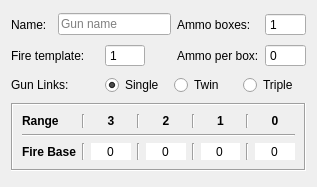
wchamilton/CEManeuverLog, file editor/GunEditorTab.ui: the form before one commit.
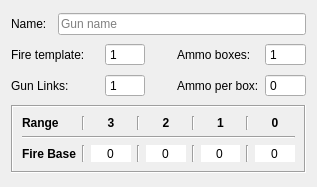
The form after the commit.

Commit message: Added a new container to house the actions for each crew. As a result, the tab widget that contained the crew guns has been repurposed to display a tab for each crew and in those tabs, the new action widget is used. Additionally bomb controls are now general turn settings like altitude and maneuver. The creator now doesn't have a link limit and instead just has an input for total links. I should probably change the dropdown entry to just have the gun name to support this.

What changed in the file:
```diff
--- a/editor/GunEditorTab.ui
+++ b/editor/GunEditorTab.ui
@@ -21,33 +21,6 @@
      </property>
     </widget>
    </item>
-   <item row="0" column="1" colspan="3">
-    <widget class="QLineEdit" name="gun_name">
-     <property name="placeholderText">
-      <string>Gun name</string>
-     </property>
-    </widget>
-   </item>
-   <item row="0" column="4">
-    <widget class="QLabel" name="label_4">
-     <property name="text">
-      <string>Ammo boxes:</string>
-     </property>
-    </widget>
-   </item>
-   <item row="0" column="5">
-    <widget class="QSpinBox" name="ammo_box_count">
-     <property name="toolTip">
-      <string>Belt fed guns should be set to 1 box</string>
-     </property>
-     <property name="buttonSymbols">
-      <enum>QAbstractSpinBox::NoButtons</enum>
-     </property>
-     <property name="minimum">
-      <number>1</number>
-     </property>
-    </widget>
-   </item>
    <item row="1" column="0" colspan="2">
     <widget class="QLabel" name="label_9">
      <property name="text">
@@ -90,26 +63,6 @@
      </property>
     </widget>
    </item>
-   <item row="1" column="4">
-    <widget class="QLabel" name="label_8">
-     <property name="text">
-      <string>Ammo per box:</string>
-     </property>
-    </widget>
-   </item>
-   <item row="1" column="5">
-    <widget class="QSpinBox" name="ammo_per_box">
-     <property name="toolTip">
-      <string>Belt fed guns should be set to 1 box</string>
-     </property>
-     <property name="buttonSymbols">
-      <enum>QAbstractSpinBox::NoButtons</enum>
-     </property>
-     <property name="minimum">
-      <number>0</number>
-     </property>
-    </widget>
-   </item>
    <item row="2" column="0" colspan="2">
     <widget class="QLabel" name="label_12">
      <property name="text">
@@ -117,34 +70,6 @@
      </property>
     </widget>
    </item>
-   <item row="2" column="2" colspan="4">
-    <layout class="QHBoxLayout" name="horizontalLayout_3">
-     <item>
-      <widget class="QRadioButton" name="single_gun">
-       <property name="text">
-        <string>Single</string>
-       </property>
-       <property name="checked">
-        <bool>true</bool>
-       </property>
-      </widget>
-     </item>
-     <item>
-      <widget class="QRadioButton" name="twin_linked">
-       <property name="text">
-        <string>Twin</string>
-       </property>
-      </widget>
-     </item>
-     <item>
-      <widget class="QRadioButton" name="triple_linked">
-       <property name="text">
-        <string>Triple</string>
-       </property>
-      </widget>
-     </item>
-    </layout>
-   </item>
    <item row="3" column="0" colspan="6">
     <widget class="QFrame" name="fire_base_frame">
      <property name="sizePolicy">
@@ -383,6 +308,63 @@
      </layout>
     </widget>
    </item>
+   <item row="2" column="2">
+    <widget class="QSpinBox" name="gun_links">
+     <property name="buttonSymbols">
+      <enum>QAbstractSpinBox::NoButtons</enum>
+     </property>
+     <property name="minimum">
+      <number>1</number>
+     </property>
+    </widget>
+   </item>
+   <item row="2" column="4">
+    <widget class="QLabel" name="label_8">
+     <property name="text">
+      <string>Ammo per box:</string>
+     </property>
+    </widget>
+   </item>
+   <item row="2" column="5">
+    <widget class="QSpinBox" name="ammo_per_box">
+     <property name="toolTip">
+      <string>Belt fed guns should be set to 1 box</string>
+     </property>
+     <property name="buttonSymbols">
+      <enum>QAbstractSpinBox::NoButtons</enum>
+     </property>
+     <property name="minimum">
+      <number>0</number>
+     </property>
+    </widget>
+   </item>
+   <item row="1" column="5">
+    <widget class="QSpinBox" name="ammo_box_count">
+     <property name="toolTip">
+      <string>Belt fed guns should be set to 1 box</string>
+     </property>
+     <property name="buttonSymbols">
+      <enum>QAbstractSpinBox::NoButtons</enum>
+     </property>
+     <property name="minimum">
+      <number>1</number>
+     </property>
+    </widget>
+   </item>
+   <item row="1" column="4">
+    <widget class="QLabel" name="label_4">
+     <property name="text">
+      <string>Ammo boxes:</string>
+     </property>
+    </widget>
+   </item>
+   <item row="0" column="1" colspan="5">
+    <widget class="QLineEdit" name="gun_name">
+     <property name="placeholderText">
+      <string>Gun name</string>
+     </property>
+    </widget>
+   </item>
   </layout>
  </widget>
  <resources/>
```
The commit also changes 11 other files.
